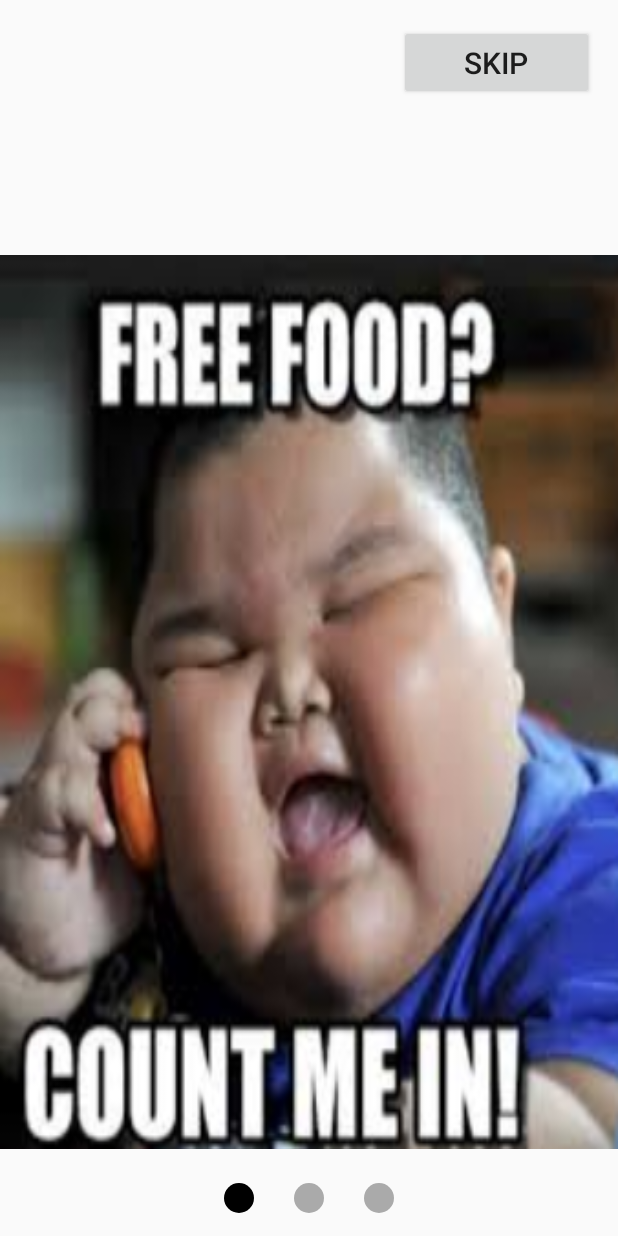
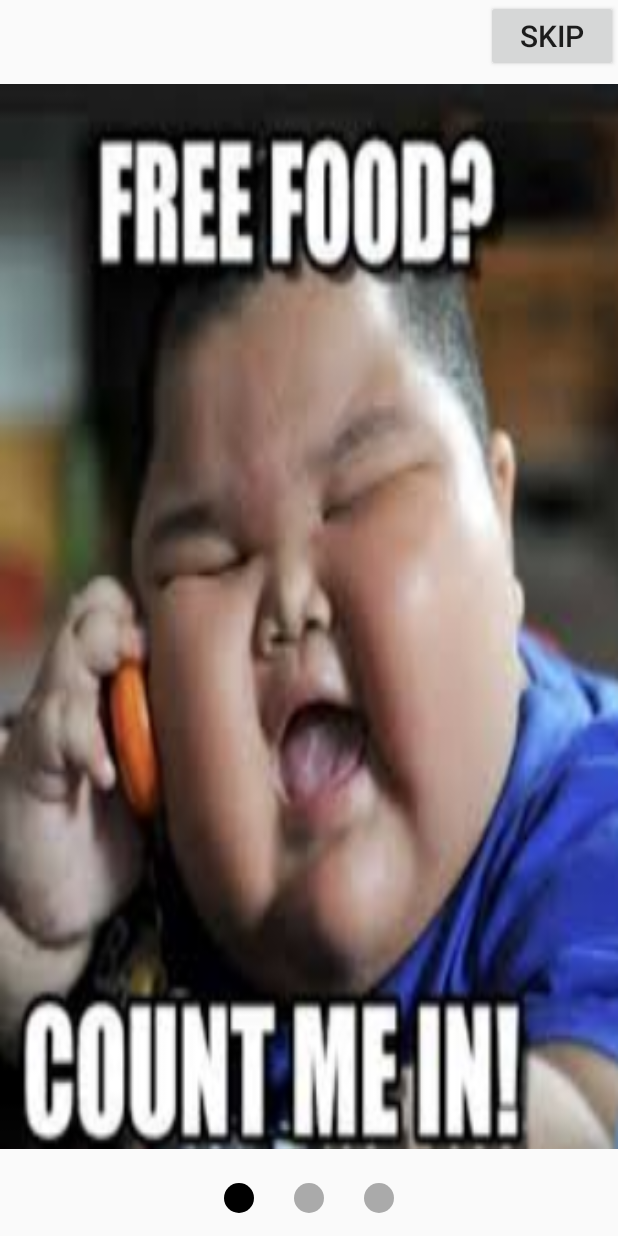
Before and after one commit to ChingChieh/INeedMeme, an Android app: the screen it shows after launch (MainActivity), on a phone screen of 412 x 824 dp. Run offline under Robolectric (Android 15) with nearby library versions, the phone set to English and light mode, and no system bars.

Commit message:
Adjust beginning view

```diff
--- a/MyApplication/app/src/main/res/layout/activity_main.xml
+++ b/MyApplication/app/src/main/res/layout/activity_main.xml
@@ -10,15 +10,15 @@
     <android.support.v4.view.ViewPager
         android:id="@+id/main_viewpager"
         android:layout_width="0dp"
-        android:layout_height="596dp"
+        android:layout_height="0dp"
         android:layout_above="@+id/main_linear"
+        android:layout_marginTop="8dp"
         android:layout_marginBottom="8dp"
         app:layout_constraintBottom_toTopOf="@+id/main_linear"
         app:layout_constraintEnd_toEndOf="parent"
         app:layout_constraintHorizontal_bias="0.0"
         app:layout_constraintStart_toStartOf="parent"
-        app:layout_constraintTop_toTopOf="parent"
-        app:layout_constraintVertical_bias="1.0">
+        app:layout_constraintTop_toBottomOf="@+id/button2">
 
     </android.support.v4.view.ViewPager>
 
@@ -40,19 +40,17 @@
 
     <Button
         android:id="@+id/button2"
-        android:layout_width="130dp"
-        android:layout_height="50dp"
+        android:layout_width="wrap_content"
+        android:layout_height="wrap_content"
         android:layout_marginStart="8dp"
-        android:layout_marginTop="8dp"
-        android:layout_marginEnd="8dp"
         android:layout_marginBottom="8dp"
         android:onClick="Entersearch"
         android:text="@string/skip"
         android:textSize="20dp"
         app:layout_constraintBottom_toTopOf="@+id/main_linear"
         app:layout_constraintEnd_toEndOf="parent"
-        app:layout_constraintHorizontal_bias="0.969"
+        app:layout_constraintHorizontal_bias="1.0"
         app:layout_constraintStart_toStartOf="parent"
         app:layout_constraintTop_toTopOf="parent"
-        app:layout_constraintVertical_bias="0.012" />
+        app:layout_constraintVertical_bias="0.0" />
 </android.support.constraint.ConstraintLayout>
```
